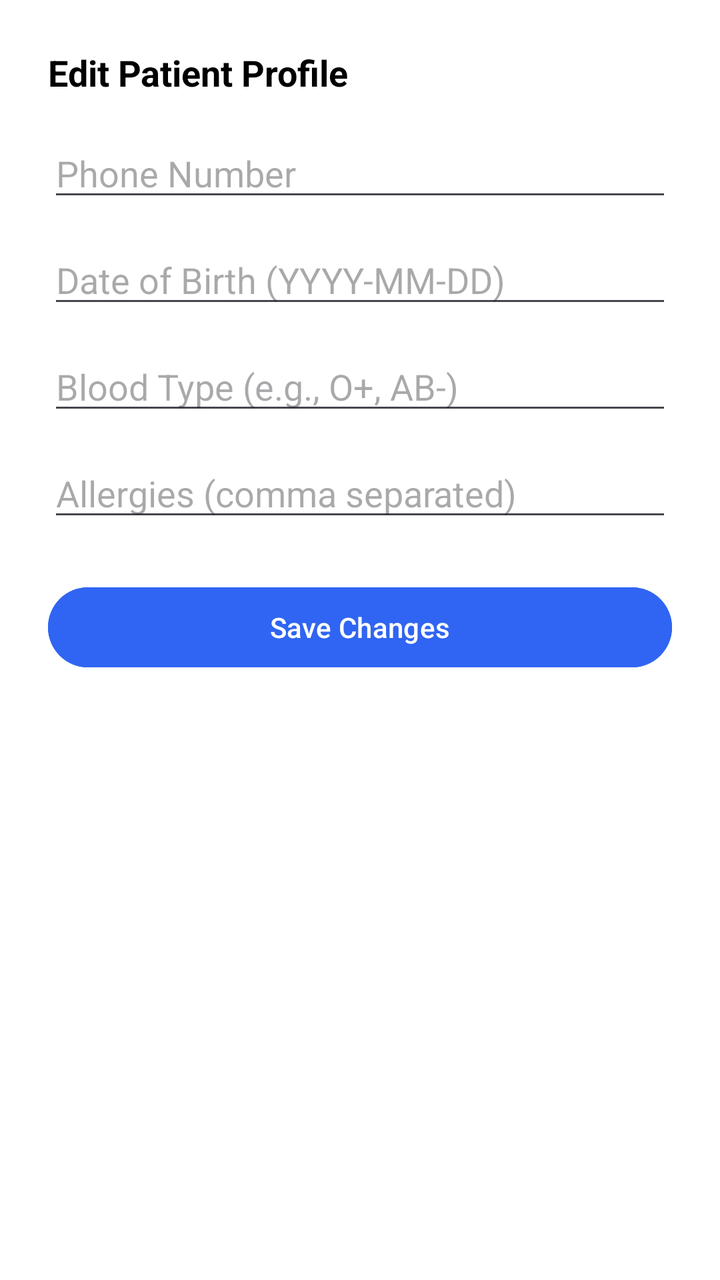
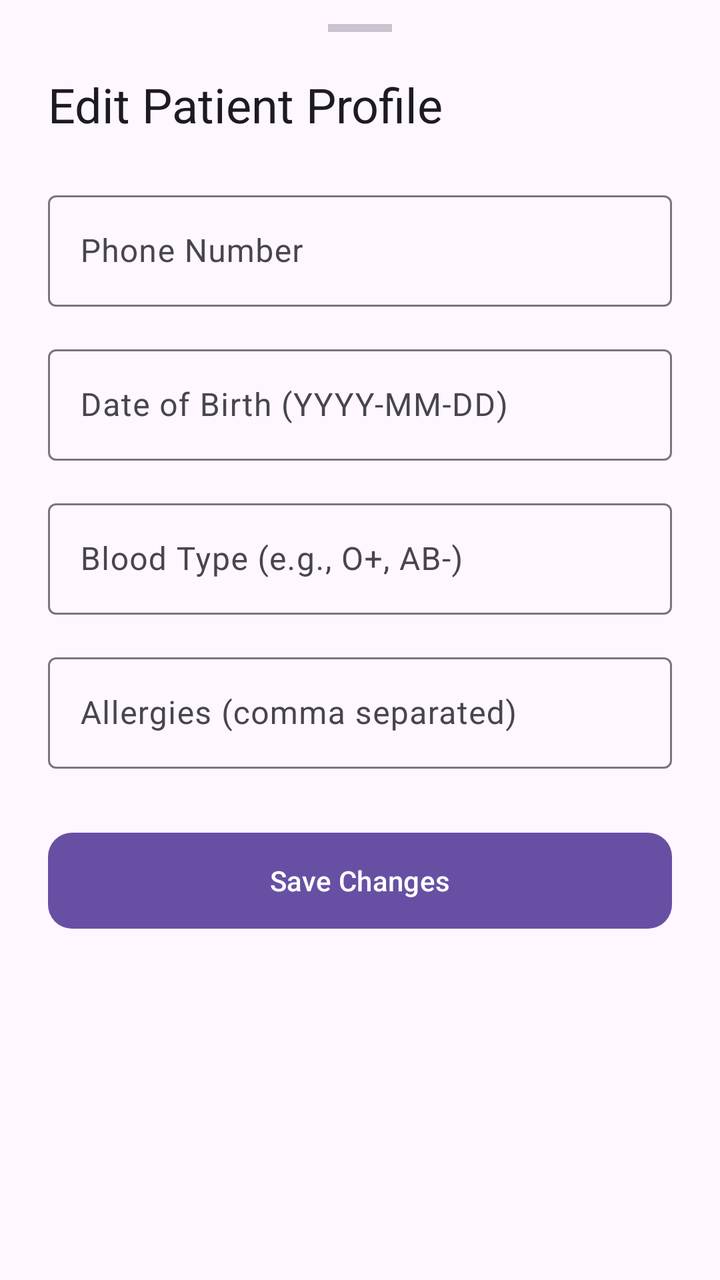

Screens rendered from an Android XML layout before and after an edit, with the pre-edit source and the edit as a unified diff.
<!-- AndroidManifest.xml: application theme Theme.Healthcare_app -->
<!-- res/layout/bottom_sheet_edit_profile.xml -->
<?xml version="1.0" encoding="utf-8"?>
<LinearLayout xmlns:android="http://schemas.android.com/apk/res/android"
    android:layout_width="match_parent"
    android:layout_height="wrap_content"
    android:orientation="vertical"
    android:padding="24dp"
    android:background="@android:color/white">

    <TextView
        android:layout_width="wrap_content"
        android:layout_height="wrap_content"
        android:text="Edit Patient Profile"
        android:textSize="18sp"
        android:textStyle="bold"
        android:textColor="@android:color/black"
        android:layout_marginBottom="16dp"/>

    <EditText
        android:id="@+id/inputEditPhone"
        android:layout_width="match_parent"
        android:layout_height="wrap_content"
        android:hint="Phone Number"
        android:inputType="phone"
        android:layout_marginBottom="12dp"/>

    <EditText
        android:id="@+id/inputEditDOB"
        android:layout_width="match_parent"
        android:layout_height="wrap_content"
        android:hint="Date of Birth (YYYY-MM-DD)"
        android:focusable="false"
        android:clickable="true"
        android:inputType="none"
        android:layout_marginBottom="12dp"/>

    <EditText
        android:id="@+id/inputEditBloodType"
        android:layout_width="match_parent"
        android:layout_height="wrap_content"
        android:hint="Blood Type (e.g., O+, AB-)"
        android:inputType="text"
        android:layout_marginBottom="12dp"/>

    <EditText
        android:id="@+id/inputEditAllergies"
        android:layout_width="match_parent"
        android:layout_height="wrap_content"
        android:hint="Allergies (comma separated)"
        android:inputType="text"
        android:layout_marginBottom="24dp"/>

    <Button
        android:id="@+id/btnSaveProfile"
        android:layout_width="match_parent"
        android:layout_height="wrap_content"
        android:text="Save Changes"
        android:backgroundTint="@color/patient_primary_blue"
        android:textColor="@android:color/white"/>

</LinearLayout>
<!-- resources referenced by this layout -->
<resources>
  <color name="patient_primary_blue">#3065F3</color>
  <style name="Theme.Healthcare_app" parent="Base.Theme.Healthcare_app" />
  <style name="Base.Theme.Healthcare_app" parent="Theme.Material3.DayNight.NoActionBar">
      </style>
</resources>

<!-- the commit's change to res/layout/bottom_sheet_edit_profile.xml (unified diff, before → after) -->
@@ -1,60 +1,110 @@
 <?xml version="1.0" encoding="utf-8"?>
-<LinearLayout xmlns:android="http://schemas.android.com/apk/res/android"
+<androidx.core.widget.NestedScrollView xmlns:android="http://schemas.android.com/apk/res/android"
+    xmlns:app="http://schemas.android.com/apk/res-auto"
     android:layout_width="match_parent"
-    android:layout_height="wrap_content"
-    android:orientation="vertical"
-    android:padding="24dp"
-    android:background="@android:color/white">
+    android:layout_height="wrap_content">
 
-    <TextView
-        android:layout_width="wrap_content"
-        android:layout_height="wrap_content"
-        android:text="Edit Patient Profile"
-        android:textSize="18sp"
-        android:textStyle="bold"
-        android:textColor="@android:color/black"
-        android:layout_marginBottom="16dp"/>
-
-    <EditText
-        android:id="@+id/inputEditPhone"
+    <LinearLayout
         android:layout_width="match_parent"
         android:layout_height="wrap_content"
-        android:hint="Phone Number"
-        android:inputType="phone"
-        android:layout_marginBottom="12dp"/>
+        android:orientation="vertical"
+        android:paddingStart="24dp"
+        android:paddingEnd="24dp"
+        android:paddingTop="12dp"
+        android:paddingBottom="32dp">
 
-    <EditText
-        android:id="@+id/inputEditDOB"
-        android:layout_width="match_parent"
-        android:layout_height="wrap_content"
-        android:hint="Date of Birth (YYYY-MM-DD)"
-        android:focusable="false"
-        android:clickable="true"
-        android:inputType="none"
-        android:layout_marginBottom="12dp"/>
+        
+        <View
+            android:layout_width="32dp"
+            android:layout_height="4dp"
+            android:layout_gravity="center_horizontal"
+            android:layout_marginBottom="20dp"
+            android:background="?attr/colorOutlineVariant"
+            android:backgroundTint="?attr/colorOutlineVariant" />
 
-    <EditText
-        android:id="@+id/inputEditBloodType"
-        android:layout_width="match_parent"
-        android:layout_height="wrap_content"
-        android:hint="Blood Type (e.g., O+, AB-)"
-        android:inputType="text"
-        android:layout_marginBottom="12dp"/>
+        
+        <TextView
+            android:layout_width="wrap_content"
+            android:layout_height="wrap_content"
+            android:text="Edit Patient Profile"
+            android:textAppearance="?attr/textAppearanceHeadlineSmall"
+            android:textColor="?attr/colorOnSurface"
+            android:layout_marginBottom="24dp" />
 
-    <EditText
-        android:id="@+id/inputEditAllergies"
-        android:layout_width="match_parent"
-        android:layout_height="wrap_content"
-        android:hint="Allergies (comma separated)"
-        android:inputType="text"
-        android:layout_marginBottom="24dp"/>
+        
+        <com.google.android.material.textfield.TextInputLayout
+            style="@style/Widget.Material3.TextInputLayout.OutlinedBox"
+            android:layout_width="match_parent"
+            android:layout_height="wrap_content"
+            android:layout_marginBottom="16dp"
+            android:hint="Phone Number">
 
-    <Button
-        android:id="@+id/btnSaveProfile"
-        android:layout_width="match_parent"
-        android:layout_height="wrap_content"
-        android:text="Save Changes"
-        android:backgroundTint="@color/patient_primary_blue"
-        android:textColor="@android:color/white"/>
+            <com.google.android.material.textfield.TextInputEditText
+                android:id="@+id/inputEditPhone"
+                android:layout_width="match_parent"
+                android:layout_height="wrap_content"
+                android:inputType="phone" />
 
-</LinearLayout>
+        </com.google.android.material.textfield.TextInputLayout>
+
+        
+        <com.google.android.material.textfield.TextInputLayout
+            style="@style/Widget.Material3.TextInputLayout.OutlinedBox"
+            android:layout_width="match_parent"
+            android:layout_height="wrap_content"
+            android:layout_marginBottom="16dp"
+            android:hint="Date of Birth (YYYY-MM-DD)">
+
+            <com.google.android.material.textfield.TextInputEditText
+                android:id="@+id/inputEditDOB"
+                android:layout_width="match_parent"
+                android:layout_height="wrap_content"
+                android:focusable="false"
+                android:clickable="true"
+                android:inputType="none" />
+
+        </com.google.android.material.textfield.TextInputLayout>
+
+        
+        <com.google.android.material.textfield.TextInputLayout
+            style="@style/Widget.Material3.TextInputLayout.OutlinedBox"
+            android:layout_width="match_parent"
+            android:layout_height="wrap_content"
+            android:layout_marginBottom="16dp"
+            android:hint="Blood Type (e.g., O+, AB-)">
+
+            <com.google.android.material.textfield.TextInputEditText
+                android:id="@+id/inputEditBloodType"
+                android:layout_width="match_parent"
+                android:layout_height="wrap_content"
+                android:inputType="text" />
+
+        </com.google.android.material.textfield.TextInputLayout>
+
+        
+        <com.google.android.material.textfield.TextInputLayout
+            style="@style/Widget.Material3.TextInputLayout.OutlinedBox"
+            android:layout_width="match_parent"
+            android:layout_height="wrap_content"
+            android:layout_marginBottom="28dp"
+            android:hint="Allergies (comma separated)">
+
+            <com.google.android.material.textfield.TextInputEditText
+                android:id="@+id/inputEditAllergies"
+                android:layout_width="match_parent"
+                android:layout_height="wrap_content"
+                android:inputType="text" />
+
+        </com.google.android.material.textfield.TextInputLayout>
+
+        
+        <com.google.android.material.button.MaterialButton
+            android:id="@+id/btnSaveProfile"
+            android:layout_width="match_parent"
+            android:layout_height="56dp"
+            android:text="Save Changes"
+            app:cornerRadius="12dp" />
+
+    </LinearLayout>
+
+</androidx.core.widget.NestedScrollView>
<!-- resource entries referenced after the edit -->
@@ -1,6 +1,5 @@
 <!-- resources referenced by this layout -->
 <resources>
-  <color name="patient_primary_blue">#3065F3</color>
   <style name="Theme.Healthcare_app" parent="Base.Theme.Healthcare_app" />
   <style name="Base.Theme.Healthcare_app" parent="Theme.Material3.DayNight.NoActionBar">
       </style>
